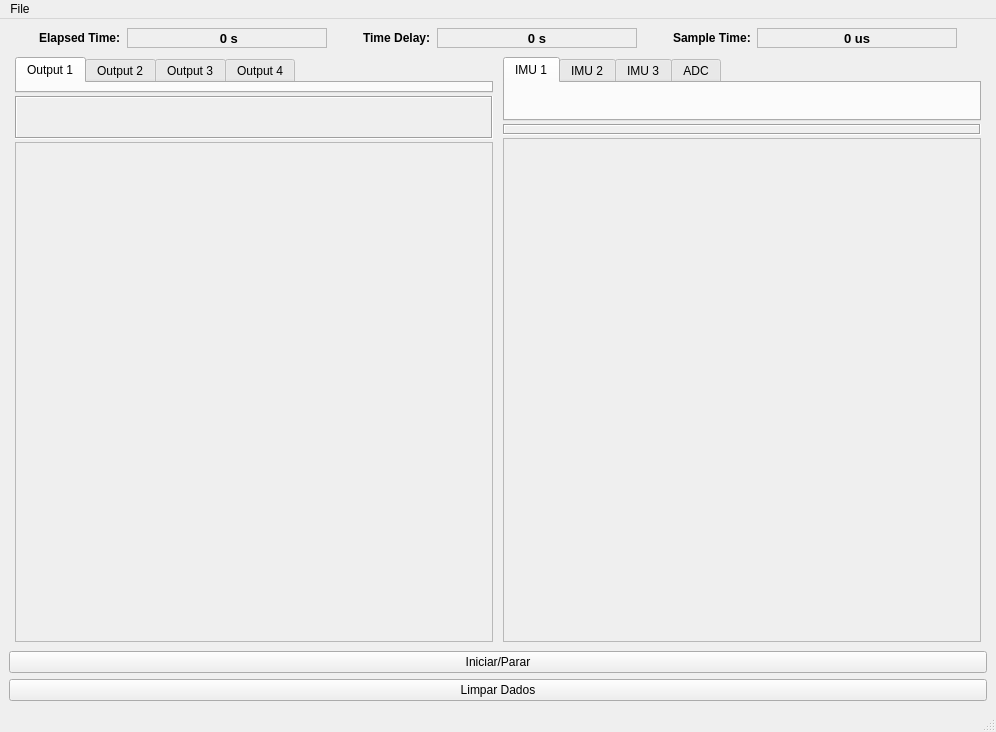
eduardobatista/ActVibSoftware, file uifiles/VibViewWindow.ui: the form before one commit.
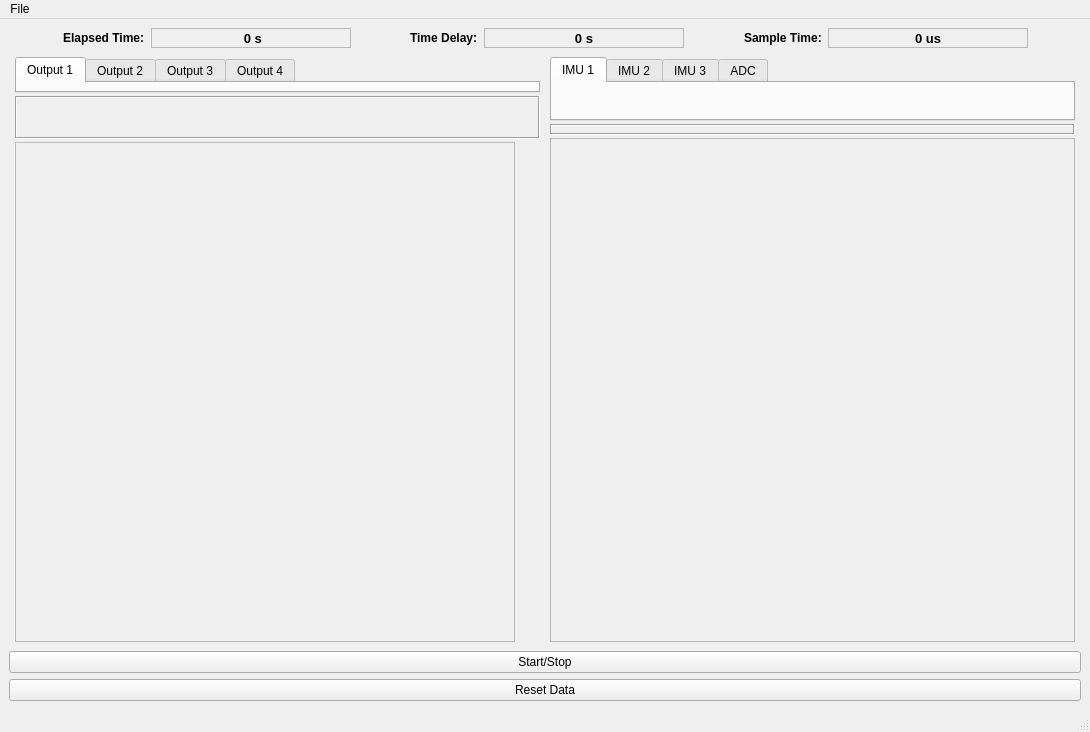
The form after the commit.

The edit to the form file:
```diff
--- a/uifiles/VibViewWindow.ui
+++ b/uifiles/VibViewWindow.ui
@@ -6,7 +6,7 @@
    <rect>
     <x>0</x>
     <y>0</y>
-    <width>996</width>
+    <width>1090</width>
     <height>732</height>
    </rect>
   </property>
@@ -870,7 +870,7 @@
        </sizepolicy>
       </property>
       <property name="text">
-       <string>Iniciar/Parar</string>
+       <string>Start/Stop</string>
       </property>
      </widget>
     </item>
@@ -883,7 +883,7 @@
        </sizepolicy>
       </property>
       <property name="text">
-       <string>Limpar Dados</string>
+       <string>Reset Data</string>
       </property>
      </widget>
     </item>
@@ -894,7 +894,7 @@
     <rect>
      <x>0</x>
      <y>0</y>
-     <width>996</width>
+     <width>1090</width>
      <height>26</height>
     </rect>
    </property>
```
